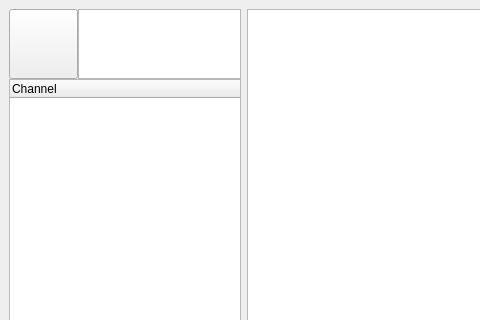
Above: Client/resources/MainWindow.ui from Gamefors/ChatProgram before the change; both pictures show x 0 to 480 and y 0 to 320 of the 750 by 632 pixel window. Below: the same form after it.
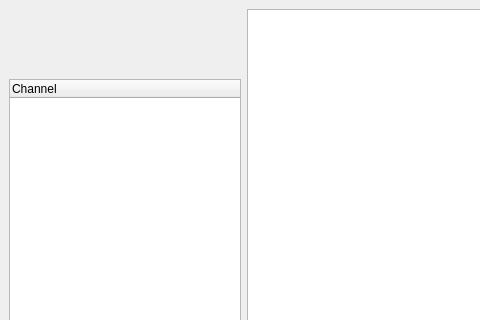
That is the form after the change. Icons and pictures are not drawn.

Patch:
```diff
--- a/Client/resources/MainWindow.ui
+++ b/Client/resources/MainWindow.ui
@@ -69,7 +69,7 @@
           </property>
           <property name="minimumSize">
            <size>
-            <width>0</width>
+            <width>218</width>
             <height>51</height>
            </size>
           </property>
@@ -92,26 +92,19 @@
             <height>70</height>
            </size>
           </property>
+          <property name="checkable">
+           <bool>false</bool>
+          </property>
+          <property name="checked">
+           <bool>false</bool>
+          </property>
+          <property name="autoRepeat">
+           <bool>false</bool>
+          </property>
           <property name="autoDefault">
            <bool>false</bool>
           </property>
-         </widget>
-        </item>
-        <item>
-         <widget class="QTextEdit" name="textEdit">
-          <property name="minimumSize">
-           <size>
-            <width>163</width>
-            <height>0</height>
-           </size>
-          </property>
-          <property name="maximumSize">
-           <size>
-            <width>1</width>
-            <height>70</height>
-           </size>
-          </property>
-          <property name="readOnly">
+          <property name="flat">
            <bool>true</bool>
           </property>
          </widget>
```
Left out of the diff: 3 changed lines with no effect on the pictures.
